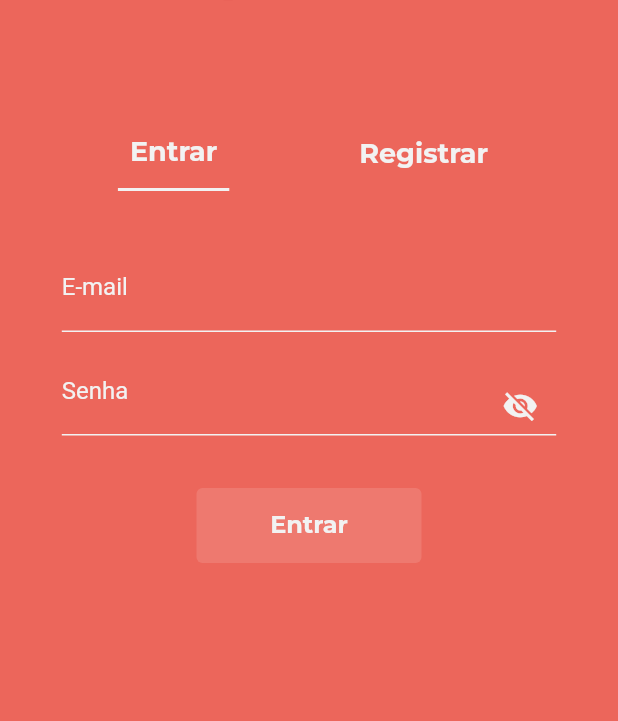
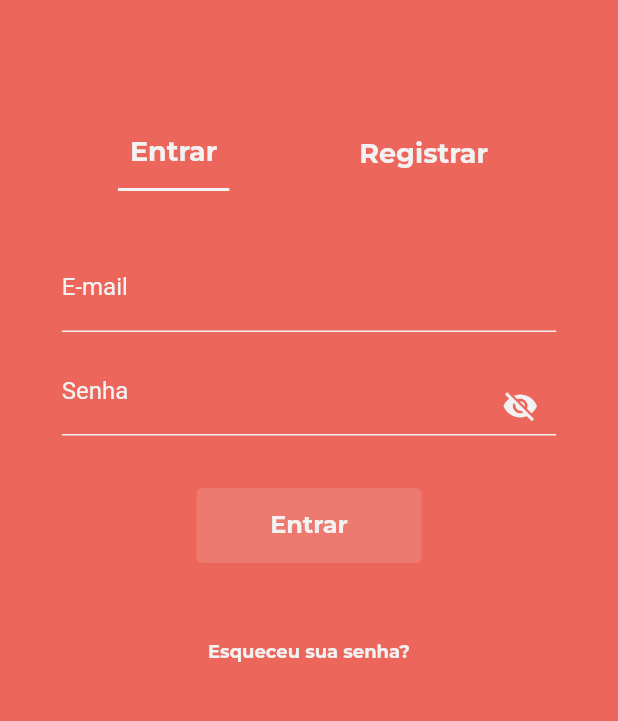
Before and after one commit to HicaroD/Pomo, a Flutter app: the screen it shows after launch, on a phone screen of 412 x 824 dp, the part 193-914 px from its top. Run offline on Flutter 3.47's test engine with Material 2 defaults, Android fonts, the phone set to English and light mode, and no system bars; our stand-ins replace flutter_modular, flutter_svg, form_builder_validators, google_fonts.

Commit message:
feat(#27): implementing forgot password button

```diff
--- /dev/null
+++ b/lib/src/presenter/pages/Sign/components/forgot_password_button.dart
@@ -0,0 +1,23 @@
+import 'package:flutter/material.dart';
+
+import '../../../widgets/Text/custom_text.dart';
+import '../../../widgets/Text/font_family.dart';
+
+class ForgotPasswordButton extends StatelessWidget {
+  const ForgotPasswordButton({Key? key}) : super(key: key);
+
+  @override
+  Widget build(BuildContext context) {
+    return TextButton(
+      onPressed: () {
+        // TODO: implement forgot password functionality
+        print("FORGOT PASSWORD");
+      },
+      child: const CustomText(
+        "Esqueceu sua senha?",
+        fontWeight: FontWeight.bold,
+        fontFamily: FontFamily.montserrat,
+      ),
+    );
+  }
+}
--- a/lib/src/presenter/pages/Sign/components/sign_page_form.dart
+++ b/lib/src/presenter/pages/Sign/components/sign_page_form.dart
@@ -4,6 +4,7 @@ import '../../../widgets/FormField/field_type.dart';
 import '../../../widgets/Buttons/primary_button.dart';
 import '../../../widgets/FormManager/form_field_content.dart';
 import '../../../widgets/FormManager/form_manager.dart';
+import 'forgot_password_button.dart';
 
 class SignPageForm extends StatefulWidget {
   final bool isSignInForm;
@@ -87,7 +88,9 @@ class _SignPageFormState extends State<SignPageForm> {
                   onPressed: _isSignUpBttnActivated ? _signUp : null,
                   text: "Registrar",
                 ),
-        )
+        ),
+        const SizedBox(height: 35),
+        _isSignInForm ? const ForgotPasswordButton() : const SizedBox(),
       ],
     );
   }
```
